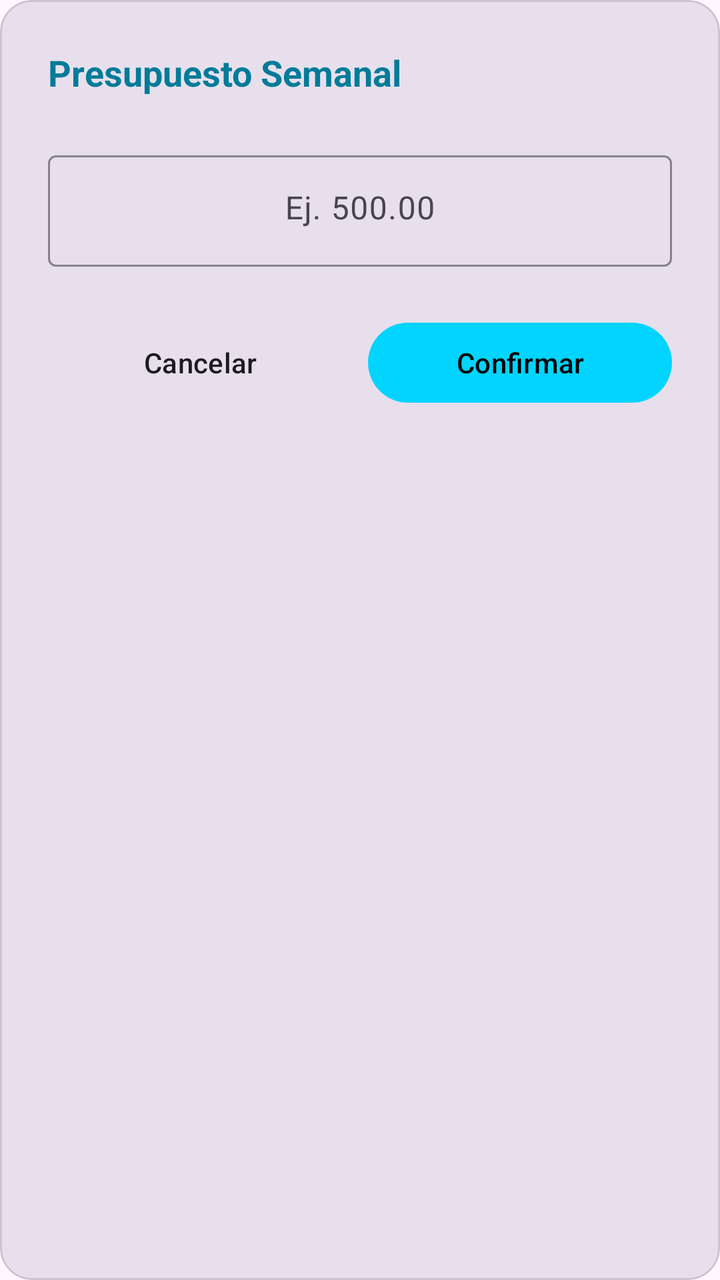
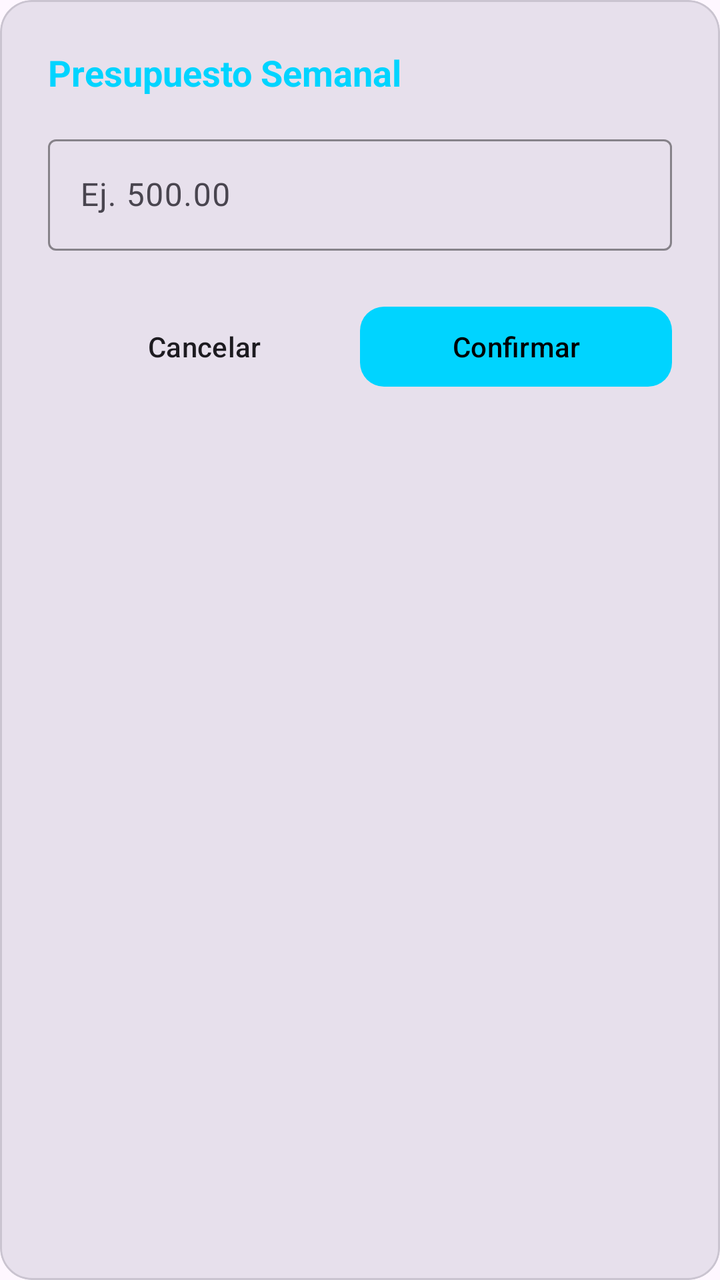

Screens rendered from an Android XML layout before and after an edit, with the pre-edit source and the edit as a unified diff.
<!-- AndroidManifest.xml: application theme Theme.StudiOS -->
<!-- res/layout/finanzas_dialogo_presupuesto.xml -->
<?xml version="1.0" encoding="utf-8"?>
<layout xmlns:android="http://schemas.android.com/apk/res/android"
    xmlns:app="http://schemas.android.com/apk/res-auto">

    <com.google.android.material.card.MaterialCardView
        android:layout_width="match_parent"
        android:layout_height="wrap_content"
        app:cardBackgroundColor="?attr/colorSurfaceVariant"
        app:cardCornerRadius="16dp">

        <LinearLayout
            android:layout_width="match_parent"
            android:layout_height="wrap_content"
            android:orientation="vertical"
            android:padding="24dp">

            <TextView
                android:layout_width="wrap_content"
                android:layout_height="wrap_content"
                android:text="Presupuesto Semanal"
                android:textSize="18sp"
                android:textStyle="bold"
                android:textColor="@color/studios_cyan_titulo"
                android:layout_marginBottom="24dp" />

            <com.google.android.material.textfield.TextInputLayout
                style="@style/Widget.Material3.TextInputLayout.OutlinedBox"
                android:layout_width="match_parent"
                android:layout_height="wrap_content"
                app:boxStrokeColor="@color/studios_cyan"
                android:layout_marginBottom="24dp">

                <com.google.android.material.textfield.TextInputEditText
                    android:id="@+id/etMontoPresupuesto"
                    android:layout_width="match_parent"
                    android:layout_height="wrap_content"
                    android:hint="Ej. 500.00"
                    android:inputType="numberDecimal"
                    android:textColor="?attr/colorOnSurface"
                    android:gravity="center_horizontal" />
            </com.google.android.material.textfield.TextInputLayout>

            <LinearLayout
                android:layout_width="match_parent"
                android:layout_height="wrap_content"
                android:orientation="horizontal"
                android:gravity="end">

                <com.google.android.material.button.MaterialButton
                    android:id="@+id/btnCancelarDialogo"
                    style="@style/Widget.Material3.Button.TextButton"
                    android:layout_width="0dp"
                    android:layout_height="wrap_content"
                    android:layout_weight="1"
                    android:layout_marginEnd="8dp"
                    android:text="Cancelar"
                    android:textColor="?attr/colorOnSurface" />

                <com.google.android.material.button.MaterialButton
                    android:id="@+id/btnConfirmarDialogo"
                    android:layout_width="0dp"
                    android:layout_height="wrap_content"
                    android:layout_weight="1"
                    android:text="Confirmar"
                    android:textColor="@color/black"
                    app:backgroundTint="@color/studios_cyan" />
            </LinearLayout>
        </LinearLayout>
    </com.google.android.material.card.MaterialCardView>
</layout>
<!-- resources referenced by this layout -->
<resources>
  <color name="black">#FF000000</color>
  <color name="studios_cyan">#00D4FF</color>
  <color name="studios_cyan_titulo">#007B99</color>
  <style name="Theme.StudiOS" parent="Base.Theme.StudiOS" />
  <style name="Base.Theme.StudiOS" parent="Theme.Material3.DayNight.NoActionBar">
          
          
      </style>
</resources>

<!-- the commit's change to res/layout/finanzas_dialogo_presupuesto.xml (unified diff, before → after) -->
@@ -17,18 +17,19 @@
             <TextView
                 android:layout_width="wrap_content"
                 android:layout_height="wrap_content"
+                android:layout_marginBottom="16dp"
                 android:text="Presupuesto Semanal"
+                android:textColor="@color/studios_cyan"
                 android:textSize="18sp"
-                android:textStyle="bold"
-                android:textColor="@color/studios_cyan_titulo"
-                android:layout_marginBottom="24dp" />
+                android:textStyle="bold" />
 
             <com.google.android.material.textfield.TextInputLayout
                 style="@style/Widget.Material3.TextInputLayout.OutlinedBox"
                 android:layout_width="match_parent"
                 android:layout_height="wrap_content"
+                android:layout_marginBottom="24dp"
                 app:boxStrokeColor="@color/studios_cyan"
-                android:layout_marginBottom="24dp">
+                app:hintTextColor="@color/studios_cyan">
 
                 <com.google.android.material.textfield.TextInputEditText
                     android:id="@+id/etMontoPresupuesto"
@@ -36,15 +37,13 @@
                     android:layout_height="wrap_content"
                     android:hint="Ej. 500.00"
                     android:inputType="numberDecimal"
-                    android:textColor="?attr/colorOnSurface"
-                    android:gravity="center_horizontal" />
+                    android:textColor="?attr/colorOnSurface" />
             </com.google.android.material.textfield.TextInputLayout>
 
             <LinearLayout
                 android:layout_width="match_parent"
                 android:layout_height="wrap_content"
-                android:orientation="horizontal"
-                android:gravity="end">
+                android:orientation="horizontal">
 
                 <com.google.android.material.button.MaterialButton
                     android:id="@+id/btnCancelarDialogo"
@@ -52,7 +51,6 @@
                     android:layout_width="0dp"
                     android:layout_height="wrap_content"
                     android:layout_weight="1"
-                    android:layout_marginEnd="8dp"
                     android:text="Cancelar"
                     android:textColor="?attr/colorOnSurface" />
 
@@ -63,7 +61,8 @@
                     android:layout_weight="1"
                     android:text="Confirmar"
                     android:textColor="@color/black"
-                    app:backgroundTint="@color/studios_cyan" />
+                    app:backgroundTint="@color/studios_cyan"
+                    app:cornerRadius="12dp" />
             </LinearLayout>
         </LinearLayout>
     </com.google.android.material.card.MaterialCardView>
<!-- resource entries referenced after the edit -->
@@ -2,7 +2,6 @@
 <resources>
   <color name="black">#FF000000</color>
   <color name="studios_cyan">#00D4FF</color>
-  <color name="studios_cyan_titulo">#007B99</color>
   <style name="Theme.StudiOS" parent="Base.Theme.StudiOS" />
   <style name="Base.Theme.StudiOS" parent="Theme.Material3.DayNight.NoActionBar">
           
